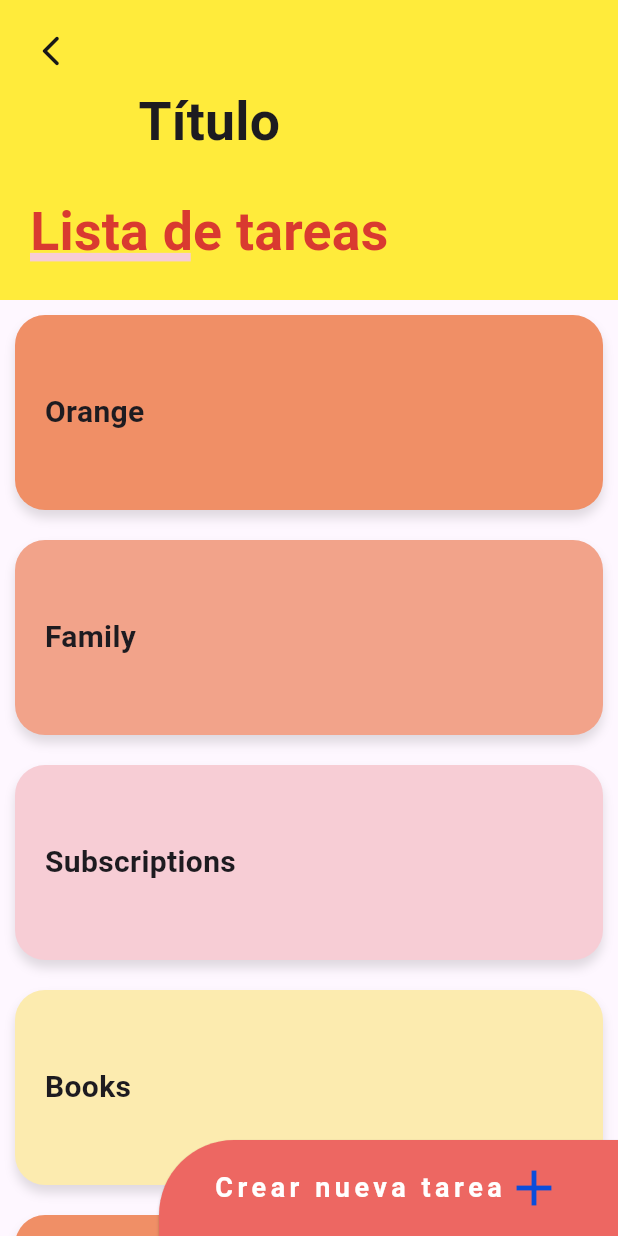
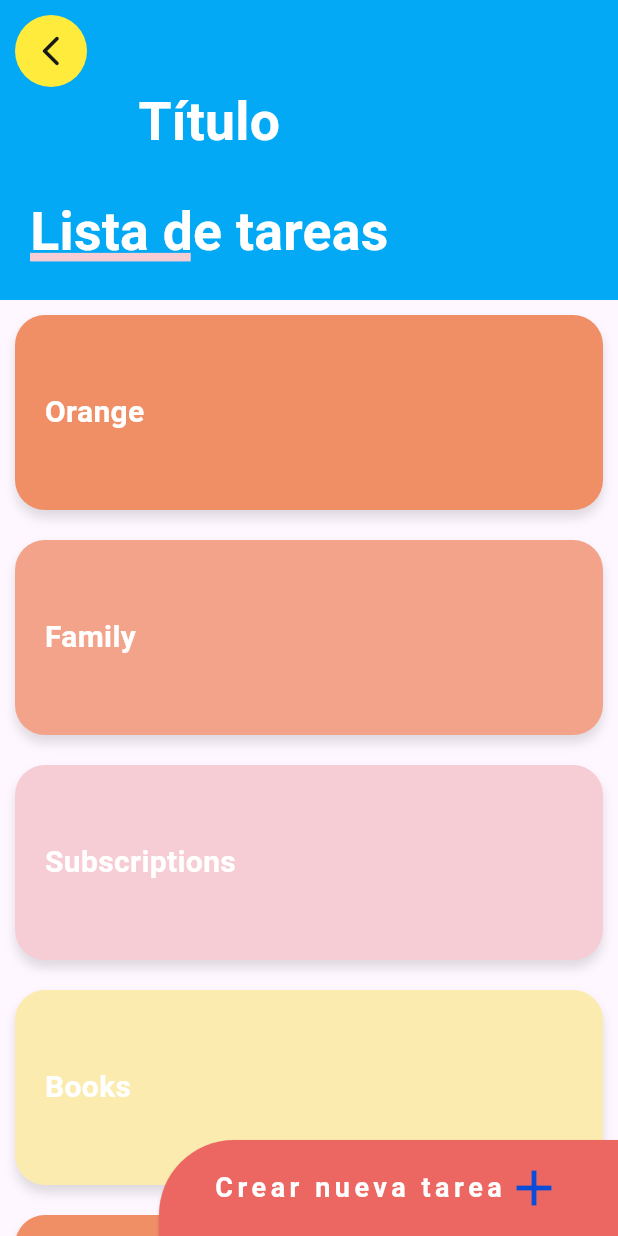
Before and after one commit to shura1981/curso_diseno_flutter, a Flutter app: the SliderListScreen screen opened by its route, on a phone screen of 412 x 824 dp. Run offline on Flutter 3.47's test engine with Material 3 defaults, Android fonts, the light colour scheme and no system bars; our stand-ins replace animate_do, flutter_svg, font_awesome_flutter, shared_preferences; accounts and stored records are empty.

Commit message:
feat: añadir soporte para colores personalizados y optimizar el tema de la aplicación

```diff
--- a/lib/main.dart
+++ b/lib/main.dart
@@ -36,7 +36,6 @@
       title: 'Flutter Demo',
       debugShowCheckedModeBanner: false,
       theme: provider.currentTheme,
-      darkTheme: provider.isSytemTheme ? ThemeChanger.dark : null,
       initialRoute: AppRoute.initialRoute,
       routes: AppRoute.getRoutes(),
       onGenerateRoute: AppRoute.onGenerateRoute,
--- a/lib/screens/pinteres_screen.dart
+++ b/lib/screens/pinteres_screen.dart
@@ -2,7 +2,6 @@
 import 'package:flutter_staggered_grid_view/flutter_staggered_grid_view.dart';
 import 'package:provider/provider.dart';
 
-import '../theme/styles/card_custom_style.dart';
 import '../widgets/pinteres_menu/widget/pinteres_menu.dart';
 
 class PinteresScreen extends StatelessWidget {
--- a/lib/screens/slider_list_page.dart
+++ b/lib/screens/slider_list_page.dart
@@ -1,5 +1,7 @@
 import 'package:flutter/material.dart';
 import 'package:provider/provider.dart';
+
+import '../theme/styles/custom_colors.dart';
 
 class SliderListScreen extends StatelessWidget {
   static const String nameRoute = '/slider_list';
@@ -160,7 +162,7 @@
             const Text(
               'Lista de tareas',
               style: TextStyle(
-                color: Color(0xffD93A30),
+                color: Color.fromARGB(255, 255, 255, 255),
                 fontSize: 50,
                 fontWeight: FontWeight.bold,
               ),
@@ -253,6 +255,8 @@
 
   @override
   Widget build(BuildContext context) {
+        CustomColors cardCustomStyle =
+        Theme.of(context).extension<CustomColors>()!;
     return CustomScrollView(
       controller: _controller,
       slivers: [
@@ -268,7 +272,7 @@
               minHeight: 170,
               maxHeight: 200,
               child: Container(
-                  color: Colors.yellow,
+                  color: cardCustomStyle.primaryColor,
                   padding: const EdgeInsets.all(20),
                   alignment: Alignment.centerLeft,
                   child: FittedBox(child: _Titulo())),
--- /dev/null
+++ b/lib/theme/styles/custom_colors.dart
@@ -0,0 +1,31 @@
+import 'package:flutter/material.dart';
+
+class CustomColors extends ThemeExtension<CustomColors> {
+  final Color primaryColor;
+  final Color accentColor;
+  final Color secondaryColor;
+
+  CustomColors(
+      {required this.primaryColor,
+      required this.accentColor,
+      required this.secondaryColor});
+
+  @override
+  ThemeExtension<CustomColors> copyWith(
+          {Color? primaryColor, Color? accentColor, Color? secondaryColor}) =>
+      CustomColors(
+        primaryColor: primaryColor ?? this.primaryColor,
+        accentColor: accentColor ?? this.accentColor,
+        secondaryColor: secondaryColor ?? this.secondaryColor,
+      );
+  @override
+  ThemeExtension<CustomColors> lerp(
+      covariant ThemeExtension<CustomColors>? other, double t) {
+    if (other is! CustomColors) return this;
+    return CustomColors(
+      primaryColor: Color.lerp(primaryColor, other.primaryColor, t)!,
+      accentColor: Color.lerp(accentColor, other.accentColor, t)!,
+      secondaryColor: Color.lerp(secondaryColor, other.secondaryColor, t)!,
+    );
+  }
+}
--- /dev/null
+++ b/lib/theme/styles/custom_theme.dart
@@ -0,0 +1,121 @@
+import 'package:flutter/material.dart';
+
+import 'card_custom_style.dart';
+import 'colors_theme.dart';
+import 'custom_colors.dart';
+
+class CustomTheme {
+  static ThemeData light = ThemeData.light().copyWith(
+    extensions: <ThemeExtension<dynamic>>[
+      CardCustomStyle(
+        backgroundColor: const Color.fromARGB(255, 241, 241, 241),
+        borderRadius: const Color.fromARGB(255, 42, 255, 4),
+        color: ColorsTheme.themePrimaryColorLightDark,
+      ),
+      CustomColors(
+        primaryColor: ColorsTheme.themePrimaryLight,
+        accentColor: ColorsTheme.themeSecondaryColorLightScheme,
+        secondaryColor: ColorsTheme.themePrimaryColorLightDark,
+      ),
+    ],
+    primaryColor: ColorsTheme.themePrimaryLight,
+    primaryColorDark: ColorsTheme.themePrimaryColorLightDark,
+    colorScheme: ColorScheme.light(
+      primary: ColorsTheme.themePrimaryColorLightScheme,
+      secondary: ColorsTheme.themeSecondaryColorLightScheme,
+    ),
+    primaryColorLight: ColorsTheme.themePrimaryColorLight,
+    canvasColor: Colors.grey[300],
+    brightness: Brightness.light,
+    bottomNavigationBarTheme: BottomNavigationBarThemeData(
+      selectedItemColor: ColorsTheme.themePrimaryLight,
+      unselectedItemColor: const Color.fromARGB(255, 69, 69, 69),
+    ),
+    floatingActionButtonTheme: FloatingActionButtonThemeData(
+        backgroundColor: ColorsTheme.themePrimaryColorLightDark,
+        foregroundColor: Colors.white),
+    dividerTheme: const DividerThemeData(
+      color: Color.fromARGB(95, 57, 156, 255),
+      thickness: 1,
+    ),
+    textTheme: const TextTheme(
+      displayLarge: TextStyle(fontSize: 32, fontWeight: FontWeight.bold),
+      displayMedium: TextStyle(fontSize: 20, fontWeight: FontWeight.w500),
+      displaySmall: TextStyle(fontSize: 14, color: Colors.black87),
+    ),
+  );
+
+  static ThemeData dark = ThemeData.dark().copyWith(
+      extensions: <ThemeExtension<dynamic>>[
+        CardCustomStyle(
+          backgroundColor: const Color.fromARGB(255, 61, 61, 61),
+          borderRadius: const Color.fromARGB(255, 29, 29, 29),
+          color: ColorsTheme.themePrimaryColorDark,
+        ),
+        CustomColors(
+          primaryColor: ColorsTheme.themePrimaryDark,
+          accentColor: ColorsTheme.themePrimaryLight,
+          secondaryColor: ColorsTheme.themePrimaryColorDark,
+        ),
+      ],
+      primaryColor: ColorsTheme.themePrimaryDark,
+      primaryColorDark: ColorsTheme.themePrimaryColorDark,
+      primaryColorLight: ColorsTheme.themePrimaryColorLight,
+      colorScheme: ColorScheme.dark(
+        primary: ColorsTheme.themePrimaryColorDarkScheme,
+        secondary: ColorsTheme.themeSecondaryColorDarkScheme,
+      ),
+      canvasColor: const Color.fromARGB(255, 26, 26, 26),
+      brightness: Brightness.dark,
+      bottomNavigationBarTheme: BottomNavigationBarThemeData(
+        selectedItemColor: ColorsTheme.themePrimaryDark,
+        unselectedItemColor: Colors.white,
+      ),
+      scaffoldBackgroundColor: ColorsTheme.themeBackgroundScaffold,
+      floatingActionButtonTheme: FloatingActionButtonThemeData(
+          backgroundColor: ColorsTheme.themePrimaryColorDark,
+          foregroundColor: Colors.white),
+      dividerTheme: const DividerThemeData(
+        color: Color.fromARGB(96, 255, 36, 226),
+        thickness: 1,
+      ),
+      appBarTheme: const AppBarTheme(
+        backgroundColor: Color.fromARGB(255, 63, 63, 63),
+      ),
+      textTheme: const TextTheme(
+        displayLarge: TextStyle(fontSize: 32, fontWeight: FontWeight.bold),
+        displayMedium: TextStyle(fontSize: 20, fontWeight: FontWeight.w500),
+        displaySmall:
+            TextStyle(fontSize: 14, color: Color.fromARGB(221, 255, 255, 255)),
+      ));
+
+ // Obtener un tema personalizado basado en el brillo del sistema
+  static ThemeData getCustom(Brightness brightness) {
+    // Detectar si el sistema está en modo oscuro
+    print(brightness);
+    final baseTheme = brightness == Brightness.dark ? dark : light;
+    // Modificar solo los colores primarios y secundarios
+    return baseTheme.copyWith(
+      extensions: <ThemeExtension<dynamic>>[
+        CardCustomStyle(
+          backgroundColor: const Color.fromARGB(255, 61, 61, 61),
+          borderRadius: const Color.fromARGB(255, 29, 29, 29),
+          color: ColorsTheme.themePrimaryCustom,
+        ),
+        CustomColors(
+          primaryColor: ColorsTheme.themePrimaryCustom,
+          accentColor: ColorsTheme.themeSecondaryColorCustomScheme,
+          secondaryColor: ColorsTheme.themeSecondaryColorCustomScheme,
+        ),
+      ],
+      primaryColor: ColorsTheme.themePrimaryColorCustomDark,
+      colorScheme: baseTheme.colorScheme.copyWith(
+        primary: ColorsTheme.themeSecondaryColorCustomScheme,
+        secondary: ColorsTheme.themeSecondaryColorDarkScheme,
+      ),
+      dividerTheme: baseTheme.dividerTheme.copyWith(
+        color: ColorsTheme.themePrimaryColorCustomDark,
+      ),
+    );
+  }
+}
--- a/lib/theme/themechanger.dart
+++ b/lib/theme/themechanger.dart
@@ -4,100 +4,16 @@
 
 import '../enums/theme_enum.dart';
 import '../share_preference/preferences.dart';
-import 'styles/card_custom_style.dart';
+import 'styles/custom_theme.dart';
 
 class ThemeChanger with ChangeNotifier {
   ThemeData? currentTheme;
-
-  static Color colorFontMenuItem = Colors.white;
-  static Color colorIconMenuItem = Colors.white;
-
-//  ligth
-  static Color themePrimaryLight = Colors.lightBlue;
-  static Color themePrimaryColorLightDark =
-      const Color.fromARGB(255, 18, 89, 210);
-  static Color themePrimaryColorLight =
-      const Color.fromARGB(255, 146, 146, 146);
-  static Color themePrimaryColorLightScheme =
-      const Color.fromARGB(255, 11, 77, 219);
-  static Color themeSecondaryColorLightScheme =
-      const Color.fromARGB(255, 180, 6, 151);
-
-// dark
-  static Color themePrimaryDark = const Color.fromRGBO(233, 30, 99, 1);
-  static Color themePrimaryColorDark = const Color.fromRGBO(211, 17, 83, 1);
-  static Color themePrimaryColorDarkScheme =
-      const Color.fromRGBO(233, 30, 99, 1);
-  static Color themeSecondaryColorDarkScheme = Colors.lightBlueAccent;
-  static Color themeBackgroundScaffold = const Color.fromARGB(255, 29, 29, 29);
 
   bool isDarkMode = false;
   bool isSytemTheme = false;
   bool isCustomTheme = false;
 
   late ThemeEnum optionTheme;
-
-  static ThemeData light = ThemeData.light().copyWith(
-       extensions: <ThemeExtension<dynamic>>[
-        CardCustomStyle(
-          backgroundColor: const Color.fromARGB(255, 241, 241, 241),
-          borderRadius: const Color.fromARGB(255, 42, 255, 4),
-          color: themePrimaryColorLightDark,
-        )
-      ],
-      primaryColor: themePrimaryLight,
-      primaryColorDark: themePrimaryColorLightDark,
-      colorScheme: ColorScheme.light(
-        primary: themePrimaryColorLightScheme,
-        secondary: themeSecondaryColorLightScheme,
-      ),
-      primaryColorLight: themePrimaryColorLight,
-      canvasColor: Colors.grey[300],
-      brightness: Brightness.light,
-      bottomNavigationBarTheme: BottomNavigationBarThemeData(
-        selectedItemColor: themePrimaryLight,
-        unselectedItemColor: const Color.fromARGB(255, 69, 69, 69),
-      ),
-      floatingActionButtonTheme: FloatingActionButtonThemeData(
-          backgroundColor: themePrimaryColorLightDark,
-          foregroundColor: Colors.white),
-      dividerTheme: const DividerThemeData(
-        color: Color.fromARGB(95, 57, 156, 255),
-        thickness: 1,
-      ));
-
-  static ThemeData dark = ThemeData.dark().copyWith(
-      extensions: <ThemeExtension<dynamic>>[
-        CardCustomStyle(
-          backgroundColor: const Color.fromARGB(255, 61, 61, 61),
-          borderRadius: const Color.fromARGB(255, 29, 29, 29),
-          color: themePrimaryColorDark,
-        )
-      ],
-      primaryColor: themePrimaryDark,
-      primaryColorDark: themePrimaryColorDark,
-      primaryColorLight: themePrimaryColorLight,
-      colorScheme: ColorScheme.dark(
-        primary: themePrimaryColorDarkScheme,
-        secondary: themeSecondaryColorDarkScheme,
-      ),
-      canvasColor: const Color.fromARGB(255, 26, 26, 26),
-      brightness: Brightness.dark,
-      bottomNavigationBarTheme: BottomNavigationBarThemeData(
-        selectedItemColor: themePrimaryDark,
-        unselectedItemColor: Colors.white,
-      ),
-      scaffoldBackgroundColor: themeBackgroundScaffold,
-      floatingActionButtonTheme: FloatingActionButtonThemeData(
-          backgroundColor: themePrimaryColorDark,
-          foregroundColor: Colors.white),
-      dividerTheme: const DividerThemeData(
-        color: Color.fromARGB(96, 255, 36, 226),
-        thickness: 1,
-      ),
-      appBarTheme: const AppBarTheme(
-        backgroundColor: Color.fromARGB(255, 63, 63, 63),
-      ));
 
   ThemeChanger({this.optionTheme = ThemeEnum.system}) {
     if (optionTheme == ThemeEnum.light) {
@@ -109,6 +25,8 @@
     } else {
       themeCustom();
     }
+    WidgetsBinding.instance.platformDispatcher.onPlatformBrightnessChanged =
+        _onPlatformBrightnessChanged;
   }
 
   void setLightMode() {
@@ -136,14 +54,14 @@
   }
 
   void themeLight() {
-    currentTheme = light;
+    currentTheme = CustomTheme.light;
     isDarkMode = false;
     isSytemTheme = false;
     isCustomTheme = false;
   }
 
   void themeDark() {
-    currentTheme = dark;
+    currentTheme = CustomTheme.dark;
     isDarkMode = true;
     isSytemTheme = false;
     isCustomTheme = false;
@@ -155,16 +73,32 @@
         WidgetsBinding.instance.platformDispatcher.platformBrightness ==
             Brightness.dark;
 
-    currentTheme = isModeDark ? dark : light; // Establece el tema actual
+    currentTheme = isModeDark
+        ? CustomTheme.dark
+        : CustomTheme.light; // Establece el tema actual
     isDarkMode = false;
     isCustomTheme = false;
     isSytemTheme = true;
   }
 
   void themeCustom() {
-    currentTheme = light;
+    final brightness =
+        WidgetsBinding.instance.platformDispatcher.platformBrightness;
+    currentTheme = CustomTheme.getCustom(brightness);
     isDarkMode = false;
     isSytemTheme = false;
     isCustomTheme = true;
   }
+
+// Método que se ejecuta cuando cambia el tema del sistema
+  void _onPlatformBrightnessChanged() {
+    if (isSytemTheme) {
+      themeSystem();
+    }
+    if (isCustomTheme) {
+      themeCustom();
+    }
+
+    notifyListeners();
+  }
 }
```
Also changed, not shown: lib/screens/home_screen.dart (+6 -4 lines), lib/theme/styles/colors_theme.dart (added, +40 -0 lines).
